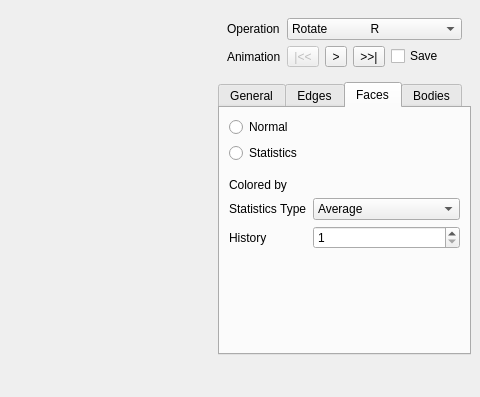
The window that MainWindow.ui (danlipsa/foamvis) describes before a commit, drawn with Qt 5; both pictures show x 539 to 1019 and y 0 to 397 of the 1019 by 612 pixel window.
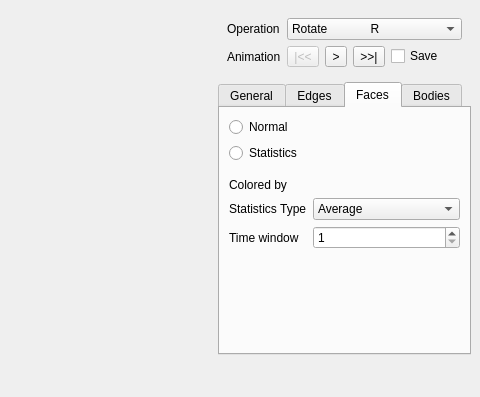
The same window after the commit. The open tabs and pages were chosen to show the change. Custom widgets are drawn as their Qt base class.

```diff
--- a/MainWindow.ui
+++ b/MainWindow.ui
@@ -1429,7 +1429,7 @@
                <item row="2" column="0">
                 <widget class="QLabel" name="labelStatisticsHistory">
                  <property name="text">
-                  <string>History</string>
+                  <string>Time window</string>
                  </property>
                 </widget>
                </item>
```
Left out of the diff: 2 changed lines with no effect on the pictures.
